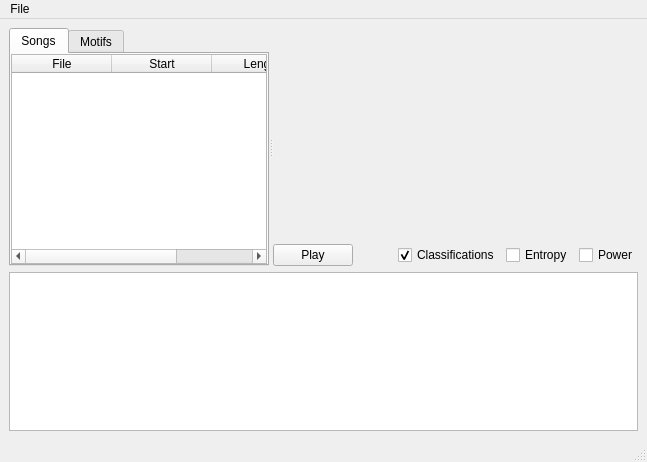
Old version of the form audioanalysis/main.ui in the repository Ticopress/audioanalysis.
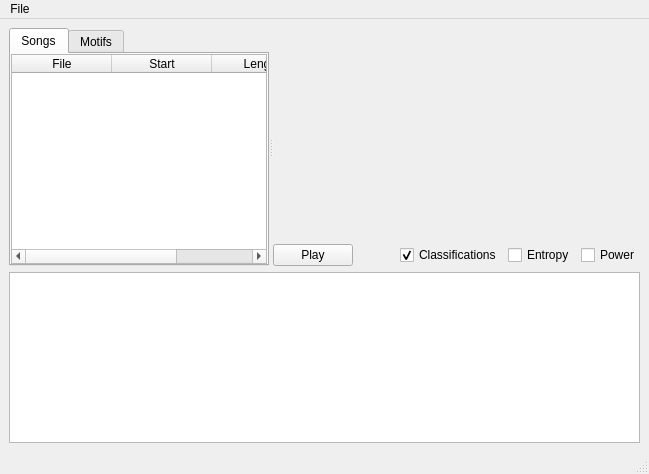
New version of the form. Icons and pictures are not drawn.

Commit message: Fixed GUI focus problem preventing keyPressEvent from working properly

Patch:
```diff
--- a/audioanalysis/main.ui
+++ b/audioanalysis/main.ui
@@ -6,8 +6,8 @@
    <rect>
     <x>0</x>
     <y>0</y>
-    <width>647</width>
-    <height>462</height>
+    <width>649</width>
+    <height>474</height>
    </rect>
   </property>
   <property name="sizePolicy">
@@ -22,6 +22,8 @@
   <widget class="QWidget" name="centralwidget">
    <layout class="QVBoxLayout" name="verticalLayout_3">
     <item>
+     <layout class="QVBoxLayout" name="verticalLayout">
+      <item>
      <widget class="QSplitter" name="splitter_3">
       <property name="sizePolicy">
        <sizepolicy hsizetype="Expanding" vsizetype="Expanding">
@@ -284,6 +286,8 @@
       </widget>
      </widget>
     </item>
+     </layout>
+    </item>
     <item>
      <widget class="QTextEdit" name="console">
       <property name="sizePolicy">
@@ -313,7 +317,7 @@
     <rect>
      <x>0</x>
      <y>0</y>
-     <width>647</width>
+     <width>649</width>
      <height>22</height>
     </rect>
    </property>
```
Left out of the diff: 15 changed lines with no effect on the pictures. Lines whose indentation alone changed are shown as unchanged. The commit also changes 1 other file.
